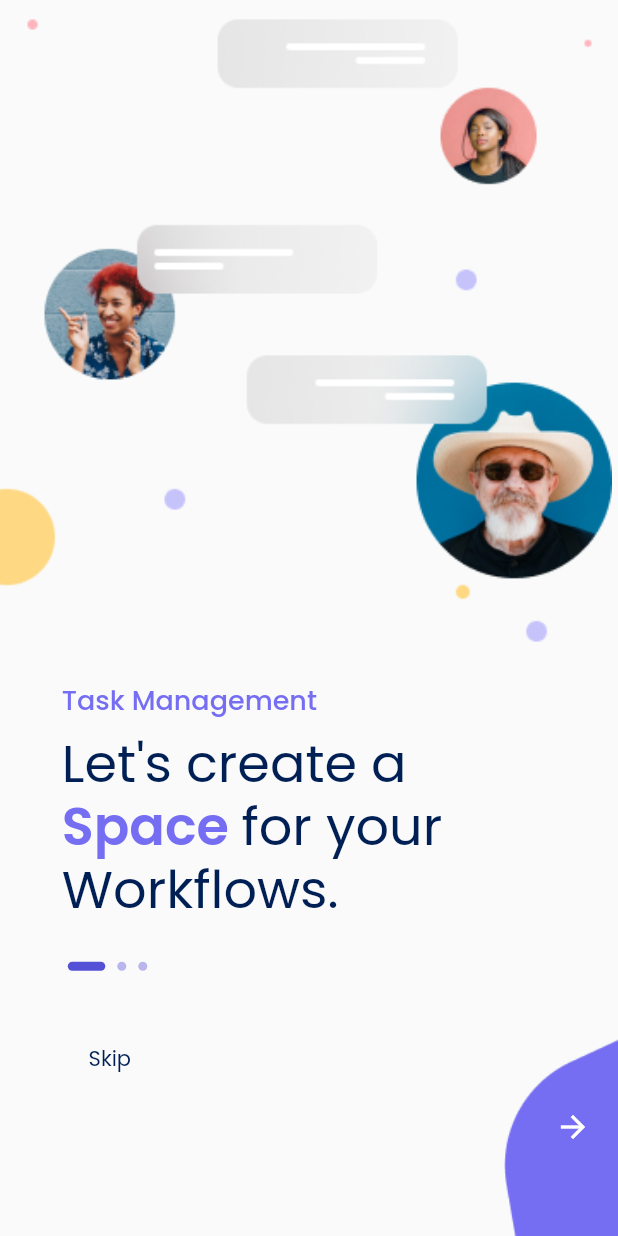
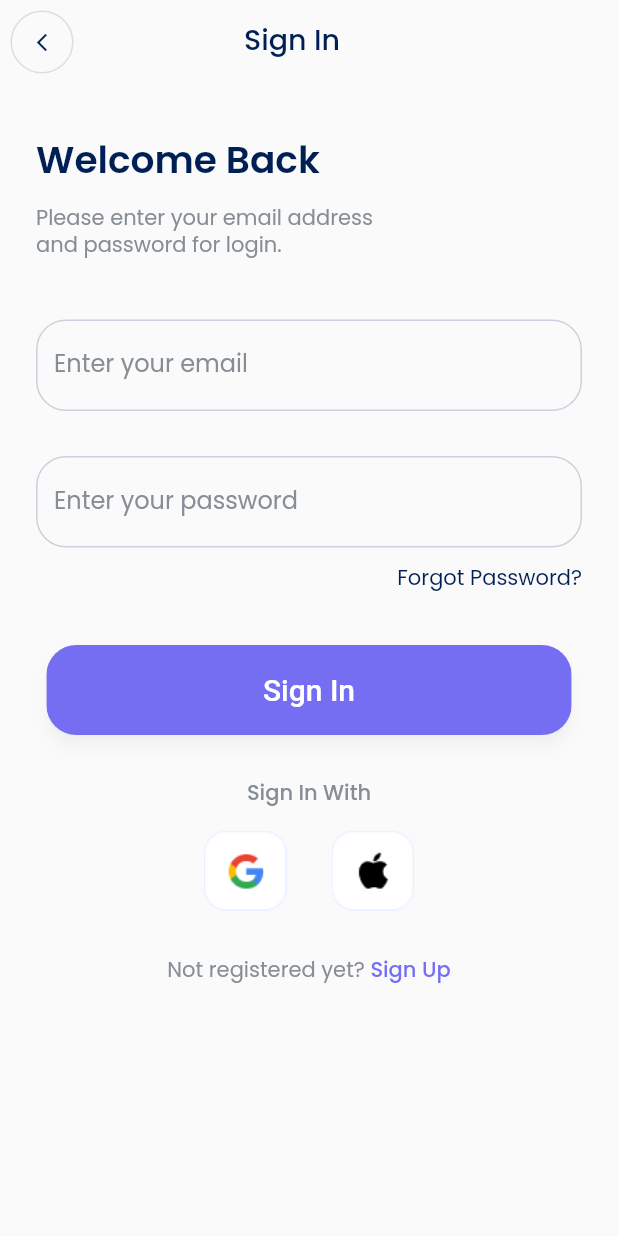
Before and after one commit to hashirSoomro/task_app, a Flutter app: the Onboard screen opened directly, after a tap on "Skip", on a phone screen of 412 x 824 dp. Run offline on Flutter 3.47's test engine with Material 2 defaults, Android fonts, the phone set to English and light mode, and no system bars; our stand-ins replace google_fonts.

Commit message:
Sign In and Sign Up screens added
I created Sign in and Sign up screens. Also I removed the gradient class from the main and added it as a external class to use the button in any part of the application.

```diff
--- /dev/null
+++ b/lib/gradientButton.dart
@@ -0,0 +1,51 @@
+import 'package:flutter/cupertino.dart';
+import 'package:flutter/material.dart';
+
+class GradientButton extends StatelessWidget {
+  final VoidCallback? onPressed;
+  final Widget? child;
+  final List<Color> gradientColors;
+  final double width;
+  final double height;
+
+  const GradientButton({
+    Key? key,
+    required this.onPressed,
+    required this.child,
+    required this.gradientColors,
+    this.width = 200.0, // Default width
+    this.height = 60.0, // Default height
+  }) : super(key: key);
+
+  @override
+  Widget build(BuildContext context) {
+    return ElevatedButton(
+      onPressed: onPressed,
+      style: ElevatedButton.styleFrom(
+        padding: EdgeInsets.zero, backgroundColor: Colors.transparent,
+        shape: RoundedRectangleBorder(
+          borderRadius: BorderRadius.circular(20),
+        ),
+        elevation: 4,
+        shadowColor: Colors.black.withOpacity(0.2),
+        minimumSize: Size(width, height), // Set width and height
+      ),
+      child: Ink(
+        decoration: BoxDecoration(
+          gradient: LinearGradient(
+            colors: gradientColors,
+            begin: Alignment.topLeft,
+            end: Alignment.bottomRight,
+          ),
+          borderRadius: BorderRadius.circular(20),
+        ),
+        child: Container(
+          width: width, // Set width
+          height: height, // Set height
+          alignment: Alignment.center,
+          child: child,
+        ),
+      ),
+    );
+  }
+}
--- a/lib/onboard.dart
+++ b/lib/onboard.dart
@@ -1,5 +1,8 @@
+import 'dart:async';
+
 import 'package:flutter/material.dart';
 import 'package:google_fonts/google_fonts.dart';
+import 'package:task_app/signin.dart';
 
 class Onboard extends StatefulWidget {
   const Onboard({super.key});
@@ -82,8 +85,11 @@ class _OnboardState extends State<Onboard> {
                   SizedBox(
                     height: 35,
                   ),
-                  TextButton(
-                    onPressed: () {},
+                  InkWell(
+                    onTap: () {
+                      Navigator.push(context,
+                          MaterialPageRoute(builder: (context) => SignIn()));
+                    },
                     child: Text(
                       "Skip",
                       textAlign: TextAlign.right,
@@ -95,7 +101,7 @@ class _OnboardState extends State<Onboard> {
                         ),
                       ),
                     ),
-                  ),
+                  )
                 ],
               ),
             ),
@@ -118,7 +124,11 @@ class _OnboardState extends State<Onboard> {
                         _currentPage++;
                         print(_currentPage);
                       } else {
-                        _currentPage = 0;
+                        Navigator.push(
+                          context,
+                          MaterialPageRoute(
+                              builder: (context) => const SignIn()),
+                        );
                       }
                     });
                   },
--- /dev/null
+++ b/lib/signin.dart
@@ -0,0 +1,305 @@
+import 'package:flutter/material.dart';
+import 'package:google_fonts/google_fonts.dart';
+import 'package:task_app/signup.dart';
+
+import 'gradientButton.dart';
+
+class SignIn extends StatefulWidget {
+  const SignIn({Key? key}) : super(key: key);
+
+  @override
+  State<SignIn> createState() => _SignInState();
+}
+
+class _SignInState extends State<SignIn> {
+  @override
+  Widget build(BuildContext context) {
+    return Scaffold(
+      appBar: AppBar(
+        title: Padding(
+          padding: EdgeInsets.only(
+              left: MediaQuery.of(context).size.width *
+                  0.22), // Adjust the left padding as needed
+          child: Text(
+            "Sign In",
+            style: GoogleFonts.poppins(
+              textStyle: const TextStyle(
+                fontSize: 19,
+                fontWeight: FontWeight.w500,
+                color: Color(0xFF002055),
+                height: 1.2,
+              ),
+            ),
+          ),
+        ),
+        leading: Container(
+          margin: EdgeInsets.all(7),
+          width: 42.0,
+          height: 42.0,
+          decoration: BoxDecoration(
+            shape: BoxShape.circle,
+            border: Border.all(
+              color: Color.fromARGB(255, 218, 222, 228),
+              width: 1.0,
+            ),
+          ),
+          child: CircleAvatar(
+            backgroundColor: Colors.transparent,
+            radius: 1.0,
+            child: IconButton(
+              onPressed: () {
+                Navigator.pop(context);
+              },
+              icon: Icon(
+                Icons.arrow_back_ios_new,
+                size: 14,
+              ),
+              color: Color(0xFF002055),
+            ),
+          ),
+        ),
+        backgroundColor: Colors.transparent,
+        foregroundColor: Color(0xFF002055),
+        shadowColor: Colors.transparent,
+      ),
+      body: SingleChildScrollView(
+        child: Container(
+          padding: EdgeInsets.only(top: 36, left: 24, right: 24),
+          child: Column(
+            crossAxisAlignment: CrossAxisAlignment.start,
+            children: [
+              Text(
+                "Welcome Back",
+                style: GoogleFonts.poppins(
+                  textStyle: const TextStyle(
+                    fontSize: 25,
+                    fontWeight: FontWeight.w600,
+                    color: Color(0xFF002055),
+                    height: 25.0 / 20.0,
+                  ),
+                ),
+              ),
+              SizedBox(
+                height: 14,
+              ),
+              Text(
+                "Please enter your email address\nand password for login.",
+                style: GoogleFonts.poppins(
+                  textStyle: const TextStyle(
+                    fontSize: 14,
+                    fontWeight: FontWeight.w400,
+                    color: Color(0xFF868D95),
+                    height: 1.3,
+                  ),
+                ),
+              ),
+              SizedBox(
+                height: 40,
+              ),
+              TextField(
+                  cursorColor: Color(0xFF756EF3),
+                  decoration: InputDecoration(
+                    hintText: 'Enter your email',
+                    hintStyle: GoogleFonts.poppins(
+                      textStyle: const TextStyle(
+                        fontSize: 16,
+                        fontWeight: FontWeight.w400,
+                        color: Color(0xFF868D95),
+                        height: 1.3,
+                      ),
+                      decorationColor: Color(0xFF756EF3),
+                    ),
+                    enabledBorder: OutlineInputBorder(
+                        borderRadius: BorderRadius.circular(20),
+                        borderSide: BorderSide(
+                            color: Color.fromARGB(255, 202, 209, 221))),
+                    focusedBorder: OutlineInputBorder(
+                      borderRadius: BorderRadius.circular(20),
+                      borderSide: BorderSide(
+                        color: Color(0xFF756EF3),
+                      ),
+                    ),
+                  ),
+                  style: GoogleFonts.poppins(
+                    textStyle: const TextStyle(
+                      fontSize: 16,
+                      fontWeight: FontWeight.w500,
+                      color: Color(0xFF002055),
+                      height: 1.3,
+                    ),
+                    decorationColor: Color(0xFF756EF3),
+                  )),
+              SizedBox(
+                height: 30,
+              ),
+              TextField(
+                  obscureText: true,
+                  cursorColor: Color(0xFF756EF3),
+                  decoration: InputDecoration(
+                    hintText: 'Enter your password',
+                    hintStyle: GoogleFonts.poppins(
+                      textStyle: const TextStyle(
+                        fontSize: 16,
+                        fontWeight: FontWeight.w400,
+                        color: Color(0xFF868D95),
+                        height: 1.3,
+                      ),
+                      decorationColor: Color(0xFF756EF3),
+                    ),
+                    enabledBorder: OutlineInputBorder(
+                        borderRadius: BorderRadius.circular(20),
+                        borderSide: BorderSide(
+                            color: Color.fromARGB(255, 202, 209, 221))),
+                    focusedBorder: OutlineInputBorder(
+                      borderRadius: BorderRadius.circular(20),
+                      borderSide: BorderSide(
+                        color: Color(0xFF756EF3),
+                      ),
+                    ),
+                  ),
+                  style: GoogleFonts.poppins(
+                    textStyle: const TextStyle(
+                      fontSize: 16,
+                      fontWeight: FontWeight.w500,
+                      color: Color(0xFF002055),
+                      height: 1.3,
+                    ),
+                    decorationColor: Color(0xFF756EF3),
+                  )),
+              SizedBox(
+                height: 10,
+              ),
+              Row(
+                children: [
+                  Spacer(),
+                  InkWell(
+                    onTap: () {},
+                    child: Text(
+                      "Forgot Password?",
+                      textAlign: TextAlign.right,
+                      style: GoogleFonts.poppins(
+                        textStyle: const TextStyle(
+                          fontSize: 14,
+                          fontWeight: FontWeight.w400,
+                          color: Color(0xFF002055),
+                        ),
+                      ),
+                    ),
+                  ),
+                ],
+              ),
+              const SizedBox(
+                height: 34,
+              ),
+              Center(
+                child: GradientButton(
+                  onPressed: () {
+                    // Add your button's onPressed functionality here
+                    /*Navigator.push(
+                              context,
+                              MaterialPageRoute(builder: (context) => SignUp()),
+                            );*/
+                  },
+                  child: Text(
+                    'Sign In',
+                    style: TextStyle(
+                      fontSize: 20,
+                      color: Colors.white,
+                    ),
+                  ),
+                  gradientColors: [Color(0xFF756EF3), Color(0xFF756EF3)],
+                  width:
+                      MediaQuery.of(context).size.width * 0.85, // Set the width
+                  height: 60.0, // Set the height
+                ),
+              ),
+              SizedBox(
+                height: 30,
+              ),
+              Center(
+                child: Text(
+                  "Sign In With",
+                  style: GoogleFonts.poppins(
+                    textStyle: const TextStyle(
+                      fontSize: 14,
+                      fontWeight: FontWeight.w500,
+                      color: Color(0xFF868D95),
+                      height: 1.3,
+                    ),
+                  ),
+                ),
+              ),
+              SizedBox(
+                height: 15,
+              ),
+              Row(
+                mainAxisAlignment: MainAxisAlignment.center,
+                children: [
+                  InkWell(
+                    onTap: () {
+                      // Add your onPressed logic here
+                    },
+                    child: Image.asset(
+                      'assets/images/Google.png', // Replace with your image asset path
+                      width: 55.0, // Set the width of the image
+                      height: 55.0, // Set the height of the image
+                    ),
+                  ),
+                  SizedBox(
+                    width: 30,
+                  ),
+                  InkWell(
+                    onTap: () {
+                      // Add your onPressed logic here
+                    },
+                    child: Image.asset(
+                      'assets/images/Apple.png', // Replace with your image asset path
+                      width: 55.0, // Set the width of the image
+                      height: 55.0, // Set the height of the image
+                    ),
+                  ),
+                ],
+              ),
+              SizedBox(
+                height: 30,
+              ),
+              Row(
+                mainAxisAlignment: MainAxisAlignment.center,
+                children: [
+                  Text(
+                    "Not registered yet? ",
+                    style: GoogleFonts.poppins(
+                      textStyle: const TextStyle(
+                        fontSize: 14,
+                        fontWeight: FontWeight.w400,
+                        color: Color(0xFF868D95),
+                        height: 1.3,
+                      ),
+                    ),
+                  ),
+                  InkWell(
+                    onTap: () {
+                      Navigator.push(context,
+                          MaterialPageRoute(builder: (context) => SignUp()));
+                    },
+                    child: Text(
+                      "Sign Up",
+                      style: GoogleFonts.poppins(
+                        textStyle: const TextStyle(
+                          fontSize: 14,
+                          fontWeight: FontWeight.w500,
+                          color: Color(0xFF756EF3),
+                          height: 1.3,
+                        ),
+                      ),
+                    ),
+                  ),
+                ],
+              )
+            ],
+          ),
+        ),
+      ),
+    );
+  }
+}
```
Also changed, not shown: lib/main.dart (+1 -49 lines), lib/signup.dart (added, +319 -0 lines), assets/images/Apple.png (added), assets/images/Google.png (added).
